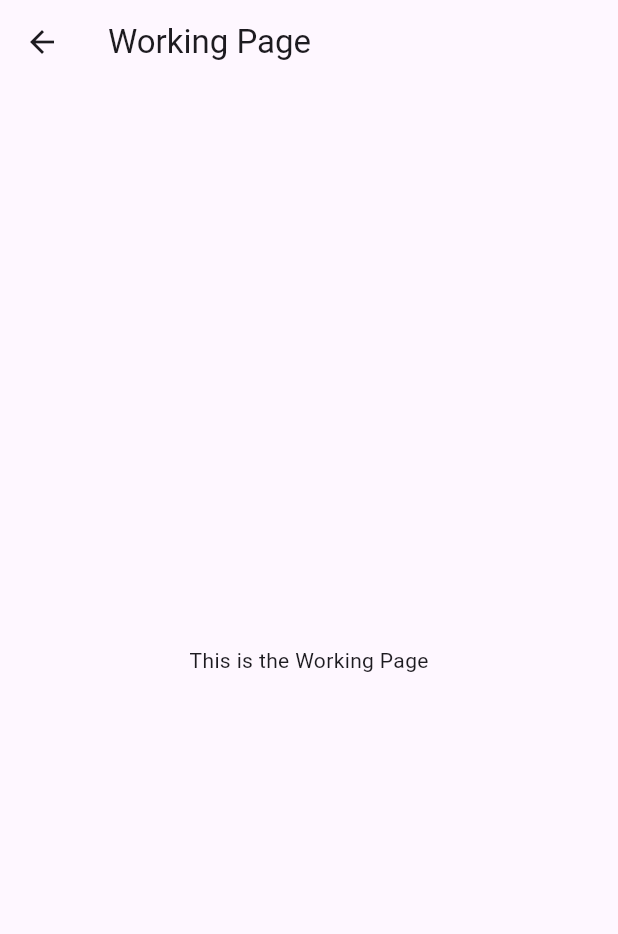
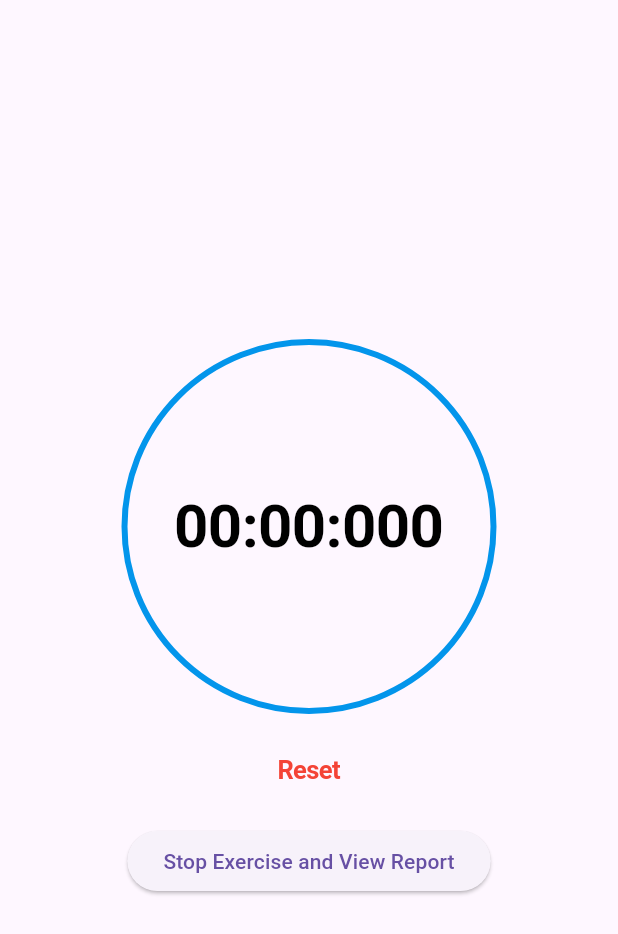
Before and after one commit to Smart-Dumbbell/main, a Flutter app: the screen it shows after launch, after a tap on "START", on a phone screen of 412 x 824 dp. Shown: the top 934 px of the screen. Run offline on Flutter 3.47's test engine with Material 3 defaults, Android fonts, the phone set to English and light mode, and no system bars; our stand-ins replace shared_preferences.

Commit message:
stop watch and more pages

```diff
--- a/Mobile/lib/main.dart
+++ b/Mobile/lib/main.dart
@@ -1,5 +1,9 @@
 import 'package:flutter/material.dart';
 import 'package:shared_preferences/shared_preferences.dart';
+import 'dart:async';
+
+import 'package:flutter/cupertino.dart';
+
 void main() {
   runApp(MyApp());
 }
@@ -17,7 +21,7 @@ class MyApp extends StatelessWidget {
         '/': (context) => HomePage(),
         '/start': (context) => StartPage(),
         '/me': (context) => MePage(),
-        '/report': (context) => ReportPage(),
+        '/progress': (context) => ProgressPage(),
       },
     );
   }
@@ -34,7 +38,7 @@ class _HomePageState extends State<HomePage> {
   static List<Widget> _widgetOptions = <Widget>[
     StartPage(),
     MePage(),
-    ReportPage(),
+    ProgressPage(),
   ];
 
   void _onItemTapped(int index) {
@@ -66,7 +70,7 @@ class _HomePageState extends State<HomePage> {
           ),
           BottomNavigationBarItem(
             icon: Icon(Icons.report),
-            label: 'Report',
+            label: 'Progress',
           ),
         ],
         currentIndex: _selectedIndex,
@@ -90,13 +94,13 @@ class StartPage extends StatelessWidget {
                Navigator.push(
                 context,
                 MaterialPageRoute(builder: (context) => WorkingPage()),
-              );// Addclick functionality here
+              );
             },
-            child: Text('START', style: TextStyle(fontSize: 50)),
             style: ElevatedButton.styleFrom(
-              shape: CircleBorder(), // Make the button circular
+              shape: CircleBorder(),
               padding: EdgeInsets.all(120), // Adjust the size of the button
             ),
+            child: Text('START', style: TextStyle(fontSize: 50)), // Adjust the size of the font
         ),
       ),
     );
@@ -202,6 +206,122 @@ class _ProfilePageState extends State<MePage> {
   }
 }
 
+class ProgressPage extends StatelessWidget {
+  @override
+  Widget build(BuildContext context) {
+    return Scaffold(
+      appBar: AppBar(
+        title: Text('Progress Page'),
+      ),
+      body: Center(
+        child: Text('This is the Progress Page'),
+      ),
+    );
+  }
+}
+
+class WorkingPage extends StatefulWidget {
+  @override
+  _WorkingPageState createState() => _WorkingPageState();
+}
+
+class _WorkingPageState extends State<WorkingPage> {
+  late Stopwatch stopwatch;
+  late Timer t;
+
+  void handleStartStop() {
+    if(stopwatch.isRunning) {
+      stopwatch.stop();
+    }
+    else {
+      stopwatch.start();
+    }
+  }
+
+  String returnFormattedText() {
+    var milli = stopwatch.elapsed.inMilliseconds;
+
+    String milliseconds = (milli % 1000).toString().padLeft(3, "0"); // this one for the miliseconds
+    String seconds = ((milli ~/ 1000) % 60).toString().padLeft(2, "0"); // this is for the second
+    String minutes = ((milli ~/ 1000) ~/ 60).toString().padLeft(2, "0"); // this is for the minute
+
+    return "$minutes:$seconds:$milliseconds";
+  }
+
+  @override
+  void initState() {
+    super.initState();
+    stopwatch = Stopwatch();
+
+    t = Timer.periodic(Duration(milliseconds: 30), (timer) {
+      setState(() {});
+    });
+  }
+
+  @override
+  Widget build(BuildContext context) {
+    return Scaffold(
+      body: SafeArea(
+        child: Center(
+          child: Column( // this is the column
+            mainAxisAlignment: MainAxisAlignment.center,
+            children: [
+
+              CupertinoButton(
+                onPressed: () {
+                  handleStartStop();
+                },
+                padding: EdgeInsets.all(0),
+                child: Container(
+                  height: 250,
+                  alignment: Alignment.center,
+                  decoration: BoxDecoration(
+                    shape: BoxShape.circle,  // this one is use for make the circle on ui.
+                    border: Border.all(
+                      color: Color(0xff0395eb),
+                      width: 4,
+                    ),
+                  ),
+                  child: Text(returnFormattedText(), style: TextStyle(
+                    color: Colors.black,
+                    fontSize: 40,
+                    fontWeight: FontWeight.bold,
+                  ),),
+                ),
+              ),
+
+              SizedBox(height: 15,),
+
+              CupertinoButton(     // this the cupertino button and here we perform all the reset button function
+                onPressed: () {
+                  stopwatch.reset();
+                },
+                padding: EdgeInsets.all(0),
+                child: Text("Reset", style: TextStyle(
+                  color: Colors.red,
+                  fontWeight: FontWeight.bold,
+                ),),
+              ),
+
+              SizedBox(height: 15),
+              ElevatedButton(
+                onPressed: () {
+                  Navigator.push(
+                    context,
+                    MaterialPageRoute(builder: (context) => ReportPage()),
+                  );
+                },
+                child: Text("Stop Exercise and View Report"),
+              ),
+            ],
+          ),
+        ),
+      ),
+    );
+  }
+}
+
+
 class ReportPage extends StatelessWidget {
   @override
   Widget build(BuildContext context) {
@@ -215,17 +335,3 @@ class ReportPage extends StatelessWidget {
     );
   }
 }
-
-class WorkingPage extends StatelessWidget {
-  @override
-  Widget build(BuildContext context) {
-    return Scaffold(
-      appBar: AppBar(
-        title: Text('Working Page'),
-      ),
-      body: Center(
-        child: Text('This is the Working Page'),
-      ),
-    );
-  }
-}
```
